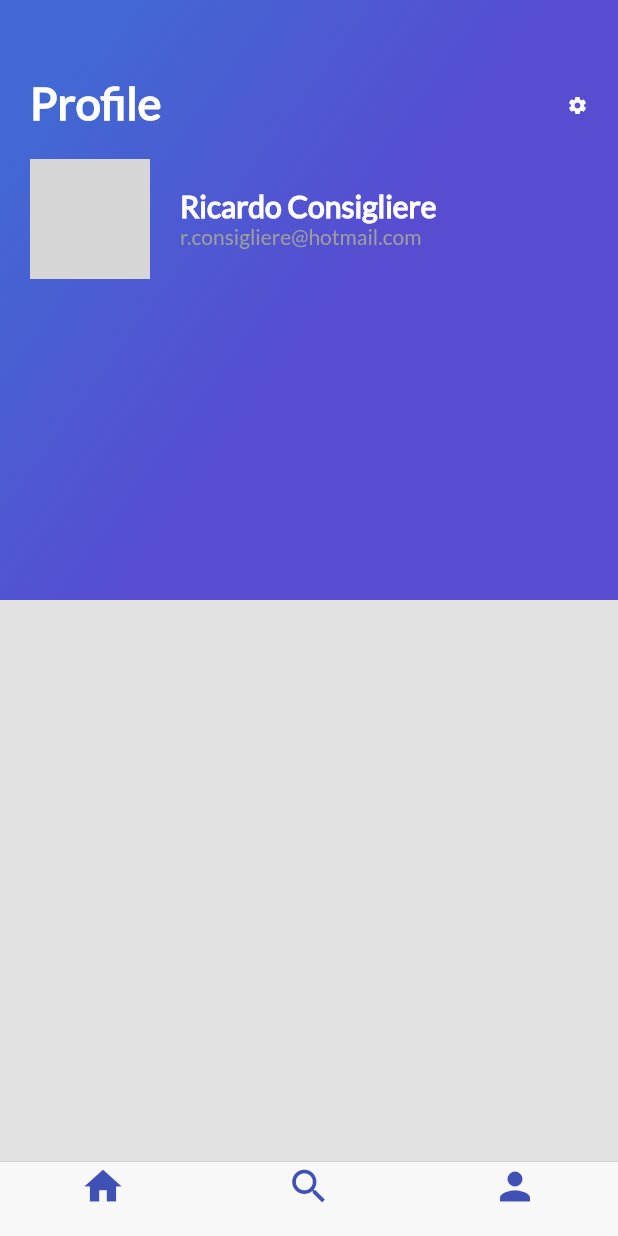
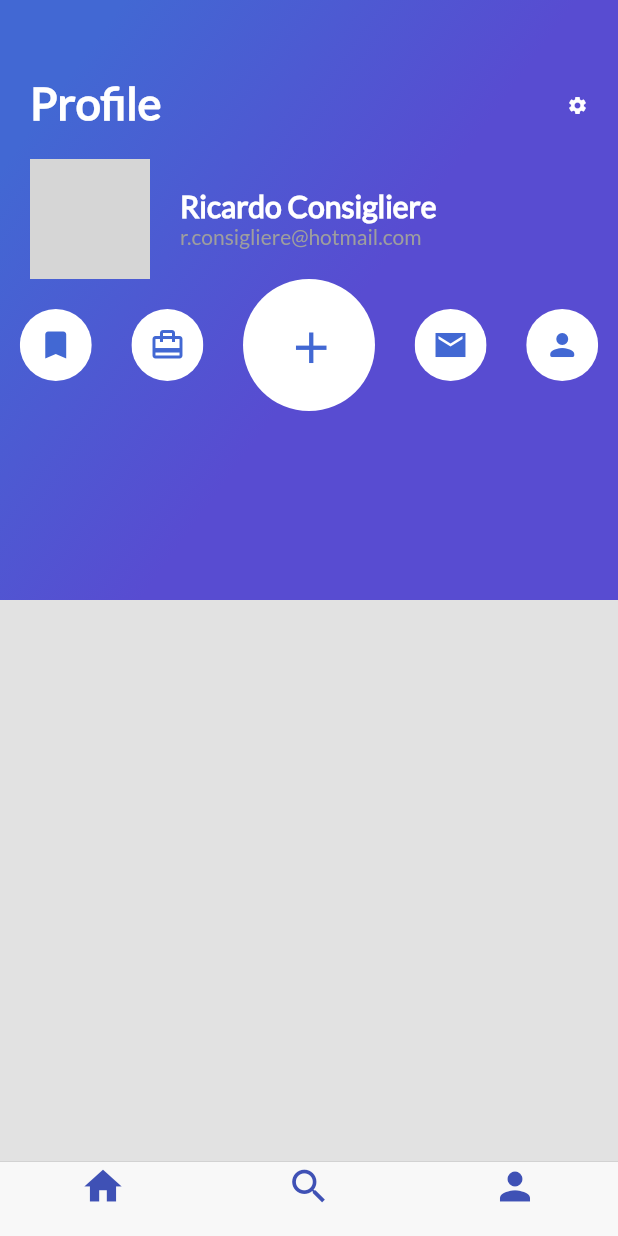
Before and after one commit to ricardo9407/flutter_application_1, a Flutter app: the screen it shows after launch, item 3 of the bottom bar chosen, on a phone screen of 412 x 824 dp. Run offline on Flutter 3.47's test engine with Material 2 defaults, Android fonts, the phone set to English and light mode, and no system bars; grey boxes are pictures that could not be loaded.

Commit message:
Implementación de la barra de iconos

```diff
--- /dev/null
+++ b/lib/buttom_list.dart
@@ -0,0 +1,98 @@
+import 'package:flutter/material.dart';
+
+class ButtomList extends StatelessWidget {
+  @override
+  Widget build(BuildContext context) {
+    // ignore: todo
+    // TODO: implement build
+    return Row(
+      mainAxisAlignment: MainAxisAlignment.spaceAround,
+      children: <Widget>[
+        Material(
+          color: Colors.transparent,
+          child: Center(
+            child: Ink(
+              decoration: const ShapeDecoration(
+                color: Colors.white,
+                shape: CircleBorder(),
+              ),
+              child: IconButton(
+                icon: Icon(Icons.bookmark),
+                color: Color(0xFF4268D3),
+                onPressed: () {},
+              ),
+            ),
+          ),
+        ),
+        Material(
+          color: Colors.transparent,
+          child: Center(
+            child: Ink(
+              decoration: const ShapeDecoration(
+                color: Colors.white,
+                shape: CircleBorder(),
+              ),
+              child: IconButton(
+                icon: Icon(Icons.card_travel),
+                color: Color(0xFF4268D3),
+                onPressed: () {},
+              ),
+            ),
+          ),
+        ),
+        Material(
+          color: Colors.transparent,
+          child: Center(
+            child: Ink(
+              padding: EdgeInsets.all(20.0),
+              decoration: const ShapeDecoration(
+                color: Colors.white,
+                shape: CircleBorder(),
+              ),
+              child: IconButton(
+                icon: Icon(
+                  Icons.add,
+                  size: 35.0,
+                ),
+                color: Color(0xFF4268D3),
+                onPressed: () {},
+              ),
+            ),
+          ),
+        ),
+        Material(
+          color: Colors.transparent,
+          child: Center(
+            child: Ink(
+              decoration: const ShapeDecoration(
+                color: Colors.white,
+                shape: CircleBorder(),
+              ),
+              child: IconButton(
+                icon: Icon(Icons.mail_sharp),
+                color: Color(0xFF4268D3),
+                onPressed: () {},
+              ),
+            ),
+          ),
+        ),
+        Material(
+          color: Colors.transparent,
+          child: Center(
+            child: Ink(
+              decoration: const ShapeDecoration(
+                color: Colors.white,
+                shape: CircleBorder(),
+              ),
+              child: IconButton(
+                icon: Icon(Icons.person_rounded),
+                color: Color(0xFF4268D3),
+                onPressed: () {},
+              ),
+            ),
+          ),
+        ),
+      ],
+    );
+  }
+}
--- a/lib/description_place.dart
+++ b/lib/description_place.dart
@@ -13,7 +13,7 @@ class DescriptionPlace extends StatelessWidget {
   Widget build(BuildContext context) {
     final titelstars = Row(children: <Widget>[
       Container(
-        margin: EdgeInsets.only(top: 320.0, left: 20.0, right: 20.0),
+        margin: EdgeInsets.only(top: 340.0, left: 20.0, right: 20.0),
         child: Text(
           namePlace,
           style: TextStyle(
--- a/lib/profile_trips_list.dart
+++ b/lib/profile_trips_list.dart
@@ -1,6 +1,7 @@
 import 'package:flutter/material.dart';
 import 'user_profile.dart';
 import 'title_profile.dart';
+import 'buttom_list.dart';
 
 class ProfileTripsList extends StatelessWidget {
   @override
@@ -12,7 +13,11 @@ class ProfileTripsList extends StatelessWidget {
       height: 350.0,
       child: Column(
         crossAxisAlignment: CrossAxisAlignment.start,
-        children: <Widget>[TitleProfile("Profile"), UserProfile()],
+        children: <Widget>[
+          TitleProfile("Profile"),
+          UserProfile(),
+          ButtomList()
+        ],
       ),
     );
   }
--- a/lib/rating_place.dart
+++ b/lib/rating_place.dart
@@ -17,7 +17,7 @@ class RatingPlace extends StatelessWidget {
       icon = Icons.star_border;
     }
     return Container(
-      margin: EdgeInsets.only(right: 3.0, top: 323),
+      margin: EdgeInsets.only(right: 3.0, top: 340),
       child: Icon(
         icon,
         color: Color(0xFFf2C611),
```
